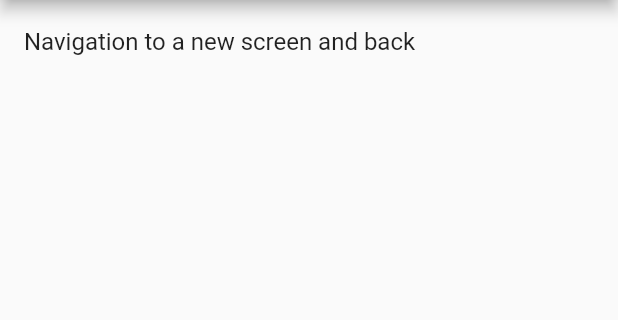
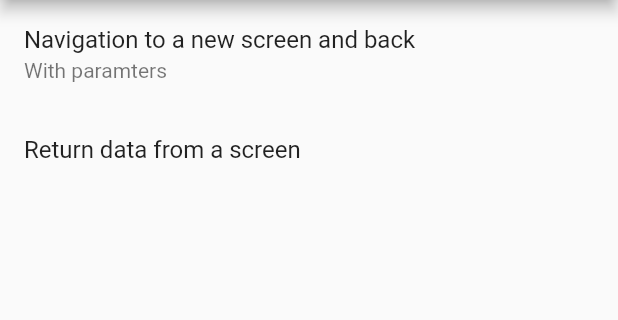
Before and after one commit to MudOnTire/flutter_demos, a Flutter app: the NavigationDemos screen opened by its route, on a phone screen of 412 x 824 dp, the part 84-404 px from its top. Run offline on Flutter 3.47's test engine with Material 2 defaults, Android fonts, the phone set to English and light mode, and no system bars.

Commit message:
add send data back to screen demo

```diff
--- a/lib/main.dart
+++ b/lib/main.dart
@@ -4,6 +4,8 @@ import 'package:flutter_layout_demo/pages/layout-demo/layout.dart';
 import 'package:flutter_layout_demo/pages/navigation-demo/demos.dart';
 import 'package:flutter_layout_demo/pages/navigation-demo/push-pop/screen_one.dart';
 import 'package:flutter_layout_demo/pages/navigation-demo/push-pop/screen_two.dart';
+import 'package:flutter_layout_demo/pages/navigation-demo/returning-data/screen_one.dart';
+import 'package:flutter_layout_demo/pages/navigation-demo/returning-data/screen_two.dart';
 
 void main() => runApp(MyApp());
 
@@ -16,8 +18,10 @@ class MyApp extends StatelessWidget {
         routes: {
           '/layout-demo': (context) => LayoutDemo(),
           '/navigation-demos': (context) => NavigationDemos(),
-          '/navigation-demos/push-pop/screen-one': (context) => ScreenOne(),
-          '/navigation-demos/push-pop/screen-two': (context) => ScreenTwo(),
+          '/navigation-demos/push-pop/screen-one': (context) => PPScreenOne(),
+          '/navigation-demos/push-pop/screen-two': (context) => PPScreenTwo(),
+          '/navigation-demos/returning-data/screen-one': (context) => RDScreenOne(),
+          '/navigation-demos/returning-data/screen-two': (context) => RDScreenTwo(),
         },
         theme: ThemeData(
           primarySwatch: Colors.blue,
--- a/lib/pages/navigation-demo/demos.dart
+++ b/lib/pages/navigation-demo/demos.dart
@@ -1,18 +1,25 @@
 import 'package:flutter/material.dart';
 
-class NavigationDemos extends StatelessWidget{
+class NavigationDemos extends StatelessWidget {
   @override
   Widget build(BuildContext context) {
     return Scaffold(
-      appBar: AppBar(
-        title: Text('Navigation Demos')
-      ),
+      appBar: AppBar(title: Text('Navigation Demos')),
       body: ListView(
         children: <Widget>[
           ListTile(
             title: Text('Navigation to a new screen and back'),
+            subtitle: Text('With paramters'),
             onTap: () {
-              Navigator.pushNamed(context, '/navigation-demos/push-pop/screen-one');
+              Navigator.pushNamed(
+                  context, '/navigation-demos/push-pop/screen-one');
+            },
+          ),
+          ListTile(
+            title: Text('Return data from a screen'),
+            onTap: () {
+              Navigator.pushNamed(
+                  context, '/navigation-demos/returning-data/screen-one');
             },
           )
         ],
--- a/lib/pages/navigation-demo/push-pop/screen_one.dart
+++ b/lib/pages/navigation-demo/push-pop/screen_one.dart
@@ -7,7 +7,7 @@ class ScreenArguments {
   ScreenArguments(this.title, this.message);
 }
 
-class ScreenOne extends StatelessWidget {
+class PPScreenOne extends StatelessWidget {
   @override
   Widget build(BuildContext context) {
     return Scaffold(
--- a/lib/pages/navigation-demo/push-pop/screen_two.dart
+++ b/lib/pages/navigation-demo/push-pop/screen_two.dart
@@ -1,7 +1,7 @@
 import 'package:flutter/material.dart';
 import 'package:flutter_layout_demo/pages/navigation-demo/push-pop/screen_one.dart';
 
-class ScreenTwo extends StatelessWidget {
+class PPScreenTwo extends StatelessWidget {
   @override
   Widget build(BuildContext context) {
     final ScreenArguments args = ModalRoute.of(context).settings.arguments;
```
Also changed, not shown: lib/pages/navigation-demo/returning-data/screen_one.dart (added, +35 -0 lines), lib/pages/navigation-demo/returning-data/screen_two.dart (added, +33 -0 lines).
